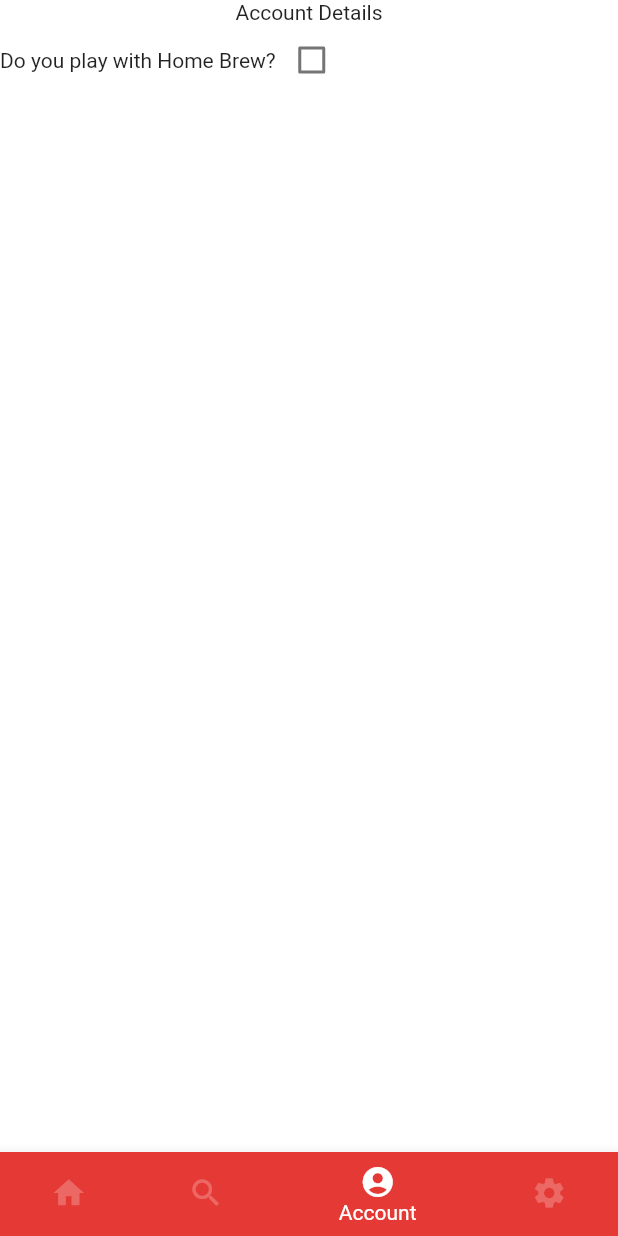
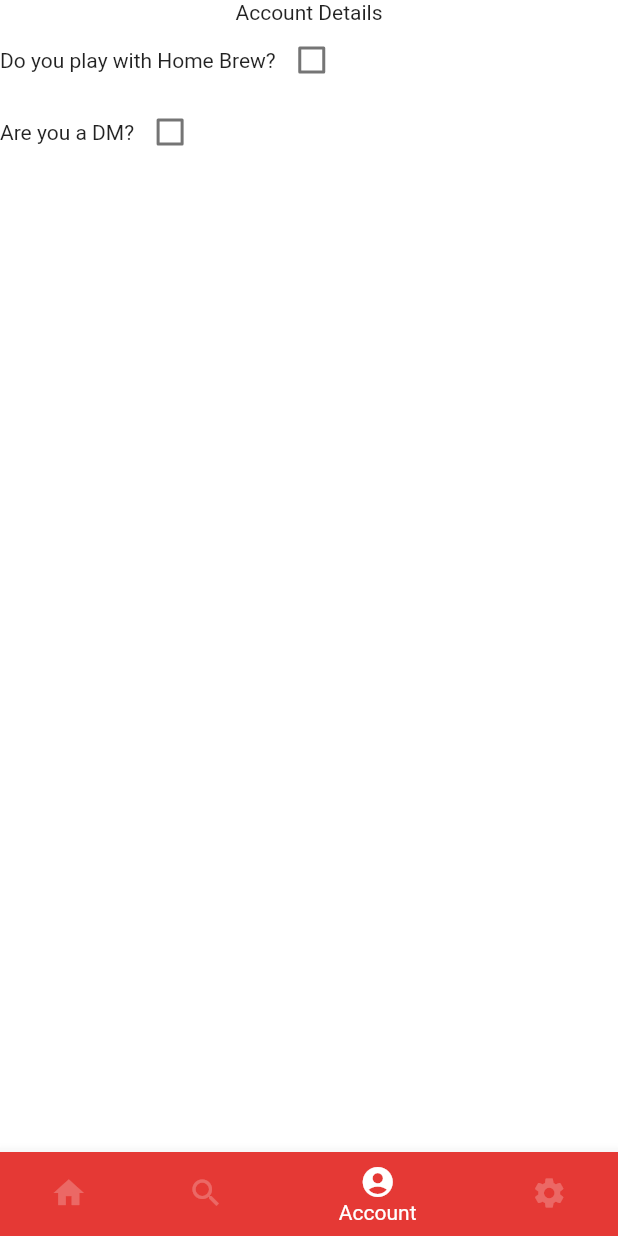
Before and after one commit to tclem404/Dnd_Tinder, a Flutter app: the screen it shows after launch, item 3 of the bottom bar chosen, on a phone screen of 412 x 824 dp. Run offline on Flutter 3.47's test engine with Material 2 defaults, Android fonts, the phone set to English and light mode, and no system bars.

```diff
--- a/lib/main.dart
+++ b/lib/main.dart
@@ -13,6 +13,7 @@ class MyAppHome extends State<MyApp> {
   // This widget is the root of your application.
   int _slide = 0;
   static bool _homeBrew = false;
+  static bool _dm = false;
 
   var tabs = [
     Scaffold(
@@ -46,6 +47,17 @@ class MyAppHome extends State<MyApp> {
                 value: MyAppHome._homeBrew,
                 onChanged: (bool val){
                   MyAppHome._homeBrew = !MyAppHome._homeBrew;
+                },
+              )
+            ],
+          ),
+          Row(
+            children: [
+              Text('Are you a DM?'),
+              Checkbox(
+                value: _dm,
+                onChanged: (bool val){
+                  MyAppHome._dm = !MyAppHome._dm;
                 },
               )
             ],
```
